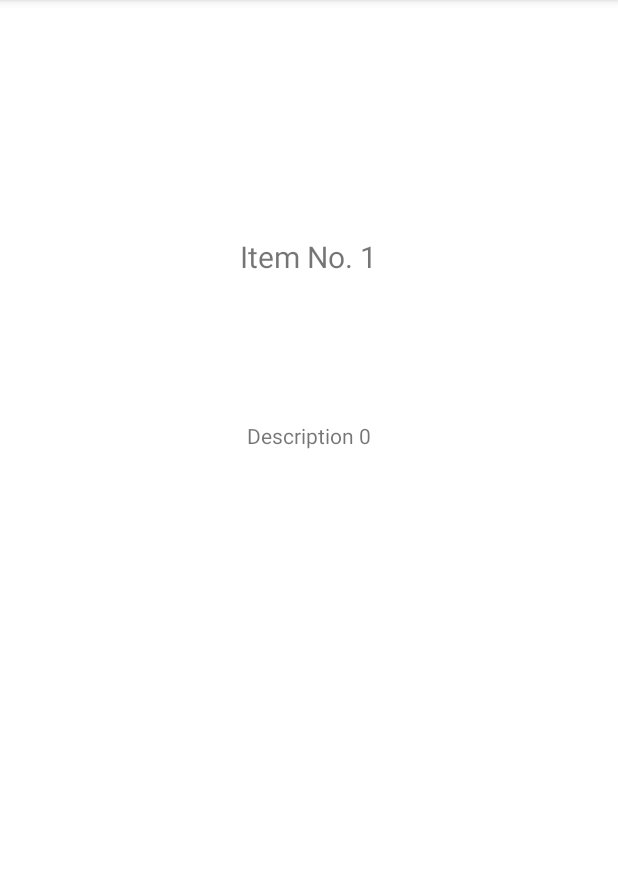
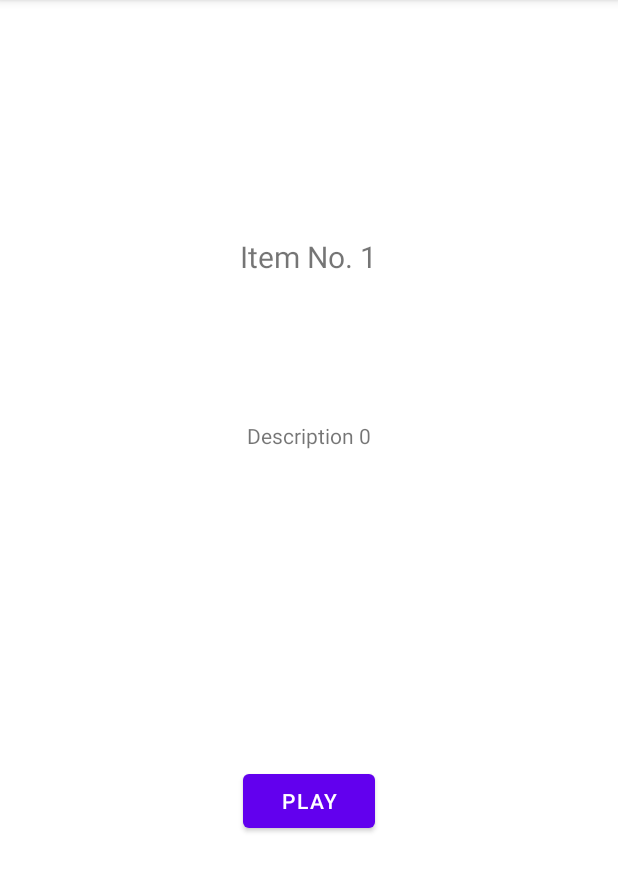
Before and after one commit to theNAFIZ/music-player-android, an Android app: the screen it shows after launch (DetailsActivity), after a tap on an icon or button, on a phone screen of 412 x 824 dp, the part 84-976 px from its top. Run offline under Robolectric (Android 15) with nearby library versions, the phone set to English and light mode, and no system bars.

Commit message:
Play button added in DetailsActivity. Music player is working only for hardcoded music file.

```diff
--- a/app/src/main/java/com/example/musicplayer/DetailsActivity.java
+++ b/app/src/main/java/com/example/musicplayer/DetailsActivity.java
@@ -2,13 +2,20 @@ package com.example.musicplayer;
 
 import androidx.appcompat.app.AppCompatActivity;
 
+import android.media.MediaPlayer;
 import android.os.Bundle;
+import android.view.View;
+import android.widget.Button;
 import android.widget.TextView;
 
 public class DetailsActivity extends AppCompatActivity {
 
     private TextView name, description;
     private Bundle extras;
+
+    // TODO: pass dynamic files to play
+    private MediaPlayer mediaPlayer;
+    private Button playButton;
 
     @Override
     protected void onCreate(Bundle savedInstanceState) {
@@ -23,5 +30,39 @@ public class DetailsActivity extends AppCompatActivity {
         name.setText(extras.getString("name"));
         description.setText(extras.getString("description"));
 
+        mediaPlayer = new MediaPlayer();
+        mediaPlayer =  MediaPlayer.create(getApplicationContext(), R.raw.whisle);
+
+        playButton = (Button) findViewById(R.id.playBtn);
+        playButton.setOnClickListener(new View.OnClickListener() {
+            @Override
+            public void onClick(View view) {
+                if (mediaPlayer.isPlaying()) {
+                    // pause music
+                    pauseMusic();
+                    playButton.setText("Play");
+
+                } else {
+                    // play music
+                    playMusic();
+                    playButton.setText("Pause");
+
+
+                }
+            }
+        });
+
+    }
+
+    public void pauseMusic() {
+        if (mediaPlayer != null) {
+            mediaPlayer.pause();
+        }
+    }
+
+    public void playMusic() {
+        if (mediaPlayer != null) {
+            mediaPlayer.start();
+        }
     }
 }
--- a/app/src/main/res/layout/activity_details.xml
+++ b/app/src/main/res/layout/activity_details.xml
@@ -30,4 +30,14 @@
         app:layout_constraintStart_toStartOf="parent"
         app:layout_constraintTop_toBottomOf="@+id/dNameID"
         app:layout_constraintVertical_bias="0.17" />
+
+    <Button
+        android:id="@+id/playBtn"
+        android:layout_width="wrap_content"
+        android:layout_height="wrap_content"
+        android:text="Play"
+        app:layout_constraintBottom_toBottomOf="parent"
+        app:layout_constraintEnd_toEndOf="parent"
+        app:layout_constraintStart_toStartOf="parent"
+        app:layout_constraintTop_toBottomOf="@+id/dDescriptionID" />
 </androidx.constraintlayout.widget.ConstraintLayout>
```
Also changed, not shown: 1 other file.
